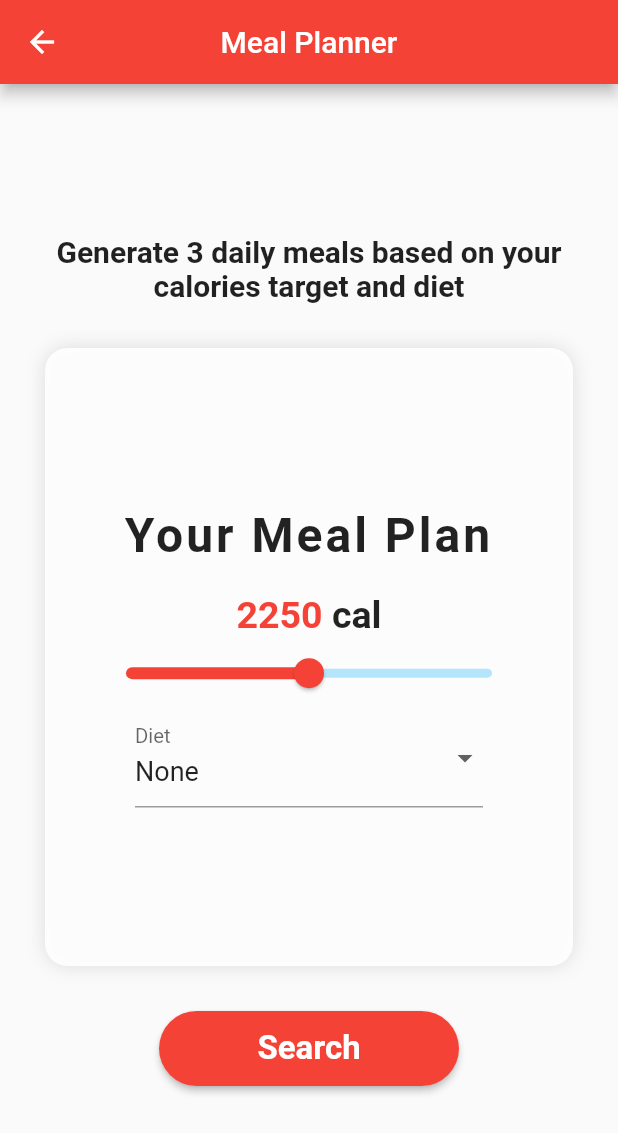
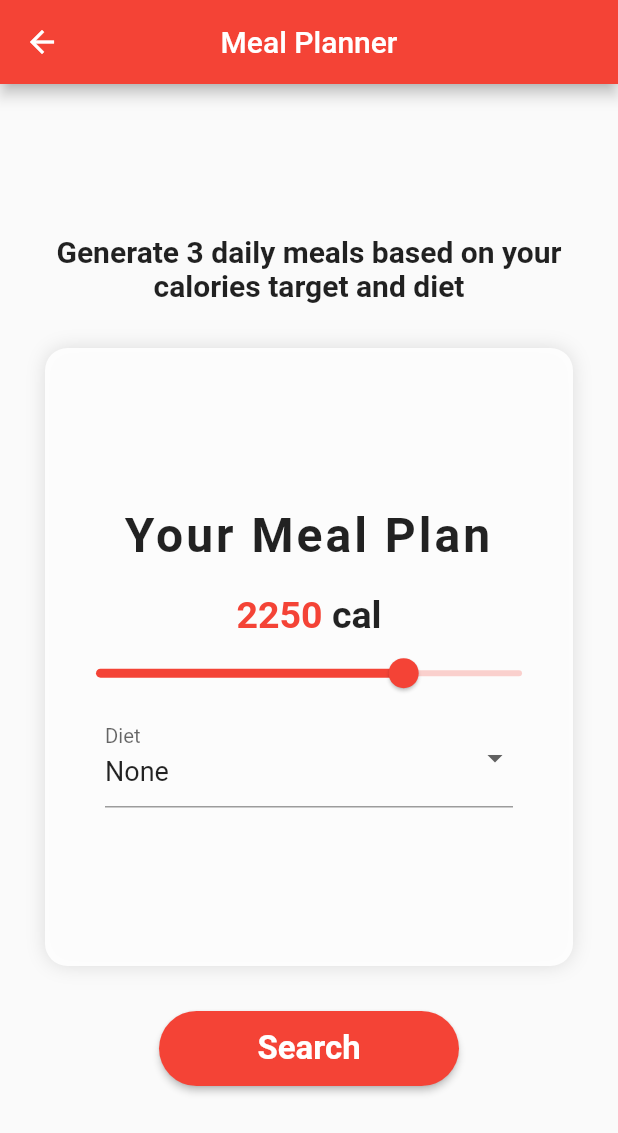
Before and after one commit to lambacky/healthcare, a Flutter app: the MealPlanScreen screen opened directly, on a phone screen of 412 x 824 dp. Shown: the top 1133 px of the screen. Run offline on Flutter 3.47's test engine with Material 2 defaults, Android fonts, the phone set to English and light mode, and no system bars; our stand-ins replace cached_network_image, camera, cloud_firestore, equatable, firebase_auth, firebase_core and 14 more; missing offline and left inert: breathing_collection; accounts and stored records are empty; statements that could not run were skipped.

Commit message:
fix meal

```diff
--- a/lib/main.dart
+++ b/lib/main.dart
@@ -19,7 +19,6 @@ import 'package:timezone/data/latest_all.dart' as tz;
 import 'package:timezone/timezone.dart' as tz;
 import 'package:flutter_timezone/flutter_timezone.dart';
 
-// import 'package:dcdg/dcdg.dart';
 class MyHttpOverrides extends HttpOverrides {
   @override
   HttpClient createHttpClient(SecurityContext? context) {
@@ -75,7 +74,6 @@ class MyApp extends StatelessWidget {
         debugShowCheckedModeBanner: false,
         theme: ThemeData(
           primarySwatch: Colors.red,
-          // fontFamily: GoogleFonts.montserrat().fontFamily
         ),
         home: const MainScreen(),
       ),
--- a/lib/views/meal/meal_plan_screen.dart
+++ b/lib/views/meal/meal_plan_screen.dart
@@ -41,7 +41,7 @@ class MealPlanScreen extends StatelessWidget {
               margin: const EdgeInsets.symmetric(
                 horizontal: 10,
               ),
-              padding: const EdgeInsets.symmetric(horizontal: 30.0),
+              padding: const EdgeInsets.symmetric(horizontal: 10.0),
               height: MediaQuery.of(context).size.height * 0.5,
               decoration: BoxDecoration(
                   color: Colors.white.withOpacity(0.9),
@@ -76,8 +76,8 @@ class MealPlanScreen extends StatelessWidget {
                           text: mealPlanViewModel.targetCalories
                               .truncate()
                               .toString(),
-                          style: TextStyle(
-                            color: Theme.of(context).primaryColor,
+                          style: const TextStyle(
+                            color: Colors.red,
                             fontWeight: FontWeight.bold,
                           ),
                         ),
@@ -90,21 +90,14 @@ class MealPlanScreen extends StatelessWidget {
                       ],
                     ),
                   ),
-                  SliderTheme(
-                    data: SliderTheme.of(context).copyWith(
-                      thumbColor: Theme.of(context).primaryColor,
-                      activeTrackColor: Theme.of(context).primaryColor,
-                      inactiveTrackColor: Colors.lightBlue[100],
-                      trackHeight: 6.0,
-                    ),
-                    child: Slider(
-                      min: 0.0,
-                      max: 4500.0,
-                      value: mealPlanViewModel.targetCalories,
-                      onChanged: (value) {
-                        mealPlanViewModel.setTargetCalories(value);
-                      },
-                    ),
+                  Slider(
+                    min: 300,
+                    max: 3000,
+                    value: mealPlanViewModel.targetCalories,
+                    thumbColor: Colors.red,
+                    onChanged: (value) {
+                      mealPlanViewModel.setTargetCalories(value);
+                    },
                   ),
                   Padding(
                     padding: const EdgeInsets.symmetric(horizontal: 30.0),
```
Also changed, not shown: lib/views/meal/meal_list_screen.dart (+30 -37 lines), 1 other file.
